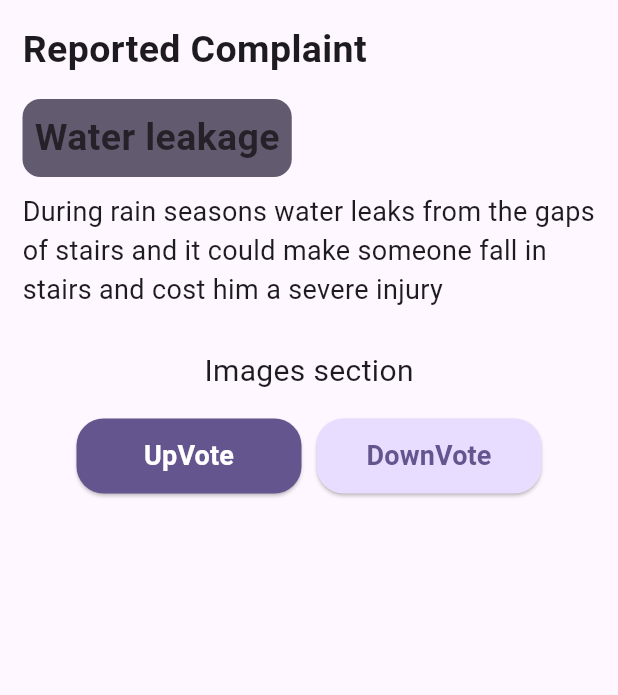
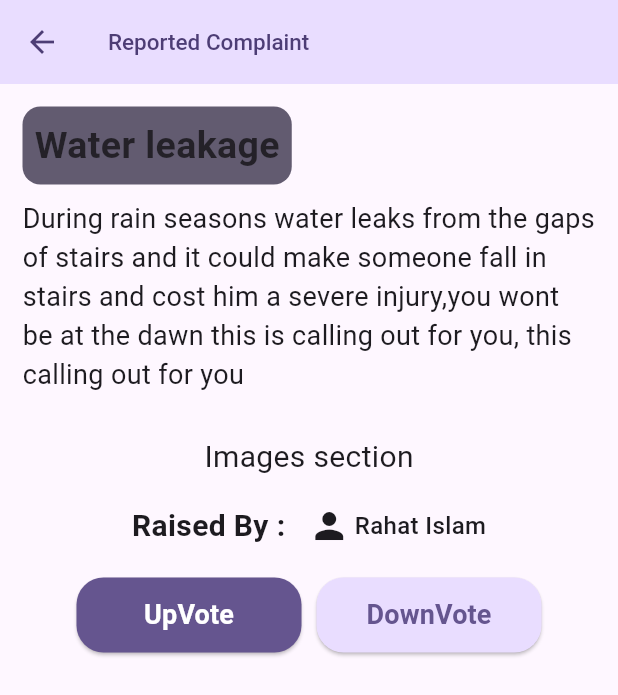
Before and after one commit to rahat-exe/fix_your_hostel, a Flutter app: the screen it shows after launch, after a tap on "Water leakage", on a phone screen of 412 x 824 dp. Shown: the top 695 px of the screen. Run offline on Flutter 3.47's test engine with Material 3 defaults, Android fonts, the phone set to English and light mode, and no system bars.

Commit message:
improved details page ui

```diff
--- a/client/lib/screens/complaint_details.dart
+++ b/client/lib/screens/complaint_details.dart
@@ -18,6 +18,12 @@ class _ComplaintDetailsState extends State<ComplaintDetails> {
   @override
   Widget build(BuildContext context) {
     return Scaffold(
+      appBar: AppBar(
+        title: Text(
+          'Reported Complaint',
+          style: TextStyle(fontWeight: FontWeight.w500),
+        ),
+      ),
       body: SafeArea(
         child: Container(
           padding: EdgeInsets.all(15),
@@ -25,11 +31,6 @@ class _ComplaintDetailsState extends State<ComplaintDetails> {
           child: Column(
             crossAxisAlignment: CrossAxisAlignment.start,
             children: [
-              Text(
-                'Reported Complaint ',
-                style: TextStyle(fontSize: 25, fontWeight: FontWeight.bold),
-              ),
-              SizedBox(height: 15),
               Container(
                 decoration: BoxDecoration(
                   color: Theme.of(context).colorScheme.secondary,
@@ -63,6 +64,27 @@ class _ComplaintDetailsState extends State<ComplaintDetails> {
                 padding: EdgeInsets.all(17),
                 child: Text('Images section', style: TextStyle(fontSize: 20)),
               ),
+              Row(
+                mainAxisAlignment: MainAxisAlignment.center,
+                children: [
+                  Text(
+                    'Raised By : ',
+                    style: TextStyle(fontSize: 20, fontWeight: FontWeight.w600),
+                  ),
+                  SizedBox(width: 10),
+                  Icon(
+                    Icons.person,
+                    size: 28,
+                    color: Theme.of(context).colorScheme.onSurface,
+                  ),
+                  SizedBox(width: 3),
+                  Text(
+                    widget.raisedBy,
+                    style: TextStyle(fontSize: 16, fontWeight: FontWeight.w500),
+                  ),
+                ],
+              ),
+              SizedBox(height: 20),
               Row(
                 mainAxisAlignment: MainAxisAlignment.center,
                 children: [
--- a/client/lib/screens/home.dart
+++ b/client/lib/screens/home.dart
@@ -60,7 +60,7 @@ class Home extends StatelessWidget {
     Issues(
       title: 'Water leakage',
       description:
-          'During rain seasons water leaks from the gaps of stairs and it could make someone fall in stairs and cost him a severe injury',
+          'During rain seasons water leaks from the gaps of stairs and it could make someone fall in stairs and cost him a severe injury,you wont be at the dawn this is calling out for you, this calling out for you ',
       raisedBy: 'Rahat Islam',
     ),
   ];
--- a/client/lib/widgets/raise_card.dart
+++ b/client/lib/widgets/raise_card.dart
@@ -48,6 +48,8 @@ class RaiseCard extends StatelessWidget {
             ),
             Text(
               description,
+              maxLines: 3,
+              overflow: TextOverflow.ellipsis,
               style: Theme.of(context).textTheme.titleMedium!.copyWith(
                 color: Theme.of(
                   context,
```
